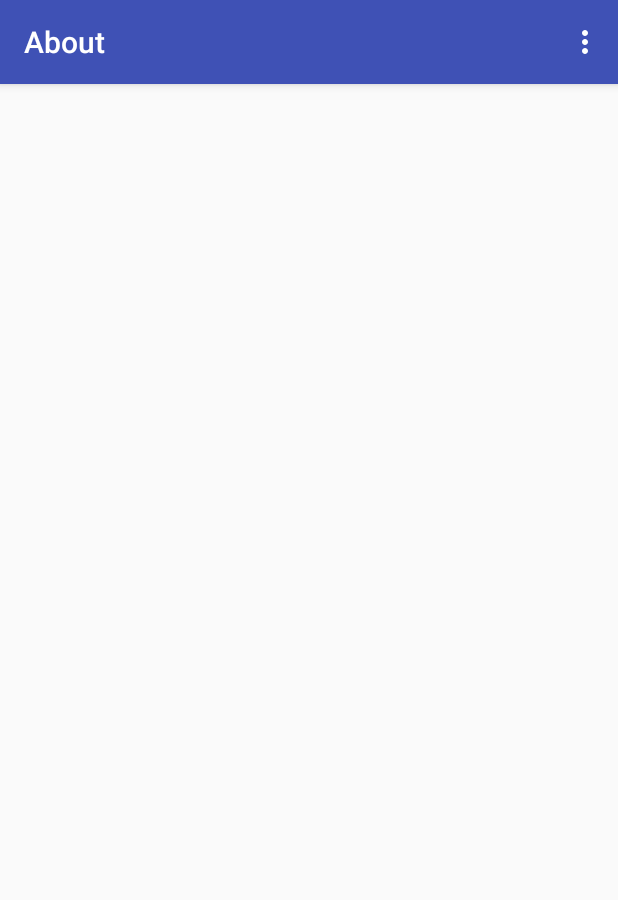
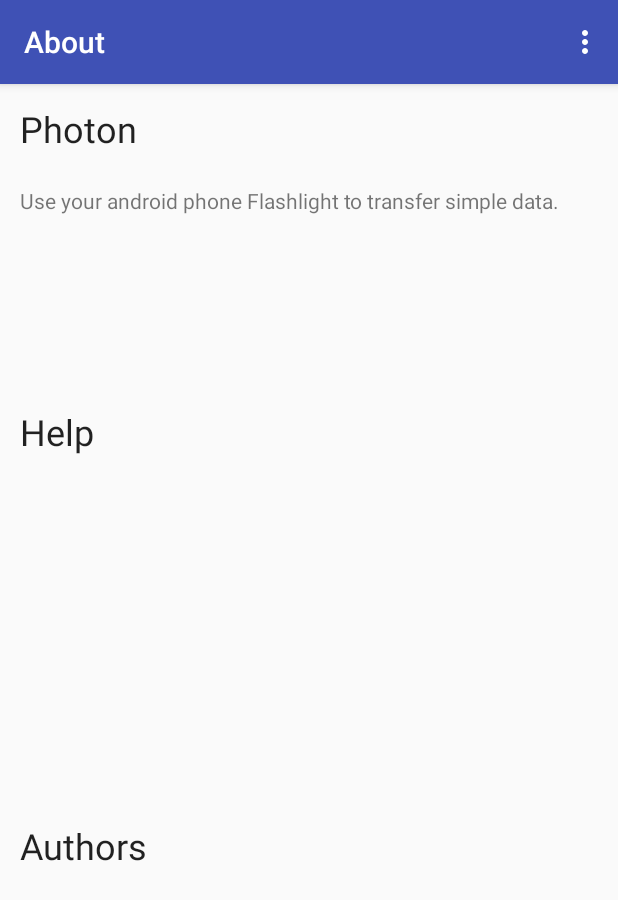
Before and after one commit to amitness/photon, an Android app: the AboutActivity screen opened directly, with no data from a screen before it, on a phone screen of 412 x 824 dp. Shown: the top 900 px of the screen. Run offline under Robolectric (Android 15) with nearby library versions, the phone set to English and light mode, and no system bars.

Commit message:
Design about page layout

```diff
--- a/app/src/main/res/layout/activity_about.xml
+++ b/app/src/main/res/layout/activity_about.xml
@@ -6,4 +6,74 @@
     android:layout_height="match_parent"
     tools:context="com.amitness.photon.AboutActivity">
 
+    <RelativeLayout
+        android:layout_width="match_parent"
+        android:layout_height="match_parent"
+        app:layout_constraintBottom_toBottomOf="parent"
+        app:layout_constraintLeft_toLeftOf="parent"
+        app:layout_constraintRight_toRightOf="parent"
+        app:layout_constraintTop_toTopOf="parent">
+
+        <LinearLayout
+            android:layout_width="match_parent"
+            android:layout_height="match_parent"
+            android:orientation="vertical"
+            android:layout_alignParentTop="true"
+            android:layout_alignParentLeft="true"
+            android:layout_alignParentStart="true"
+            android:layout_marginLeft="13dp"
+            android:layout_marginStart="13dp"
+            android:layout_marginTop="13dp">
+
+            <TextView
+                android:id="@+id/textView7"
+                android:layout_width="wrap_content"
+                android:layout_height="0dp"
+                android:layout_weight="1.5"
+                android:text="@string/app_name"
+                android:textAppearance="@android:style/TextAppearance.Material.Headline" />
+
+            <TextView
+                android:id="@+id/textView8"
+                android:layout_width="match_parent"
+                android:layout_height="0dp"
+                android:layout_marginRight="5dp"
+                android:layout_marginTop="0dp"
+                android:layout_weight="4"
+                android:text="@string/about_app" />
+
+            <TextView
+                android:id="@+id/textView9"
+                android:layout_width="match_parent"
+                android:layout_height="0dp"
+                android:layout_weight="1.5"
+                android:text="@string/help"
+                android:textAppearance="@android:style/TextAppearance.Material.Headline" />
+
+            <TextView
+                android:id="@+id/textView10"
+                android:layout_width="match_parent"
+                android:layout_height="0dp"
+                android:layout_marginRight="5dp"
+                android:layout_weight="6"
+                android:text="@string/help_content" />
+
+            <TextView
+                android:id="@+id/textView11"
+                android:layout_width="match_parent"
+                android:layout_height="0dp"
+                android:layout_weight="1.5"
+                android:text="@string/authors"
+                android:textAppearance="@android:style/TextAppearance.Material.Headline" />
+
+            <TextView
+                android:id="@+id/textView12"
+                android:layout_width="match_parent"
+                android:layout_height="0dp"
+                android:layout_marginRight="5dp"
+                android:layout_weight="6"
+                android:text="@string/authors_content" />
+        </LinearLayout>
+
+    </RelativeLayout>
 </android.support.constraint.ConstraintLayout>
--- a/app/src/main/res/values/strings.xml
+++ b/app/src/main/res/values/strings.xml
@@ -5,4 +5,11 @@
     <string name="button_transmit">Transmit</string>
     <string name="button_send">Transfer</string>
     <string name="button_start">Start</string>
+    <string name="help">Help</string>
+    <string name="about_app">Use your android phone Flashlight to transfer simple data.</string>
+    <string name="help_content" />
+    <string name="authors">Authors</string>
+    <string name="authors_content">
+
+    </string>
 </resources>
```
